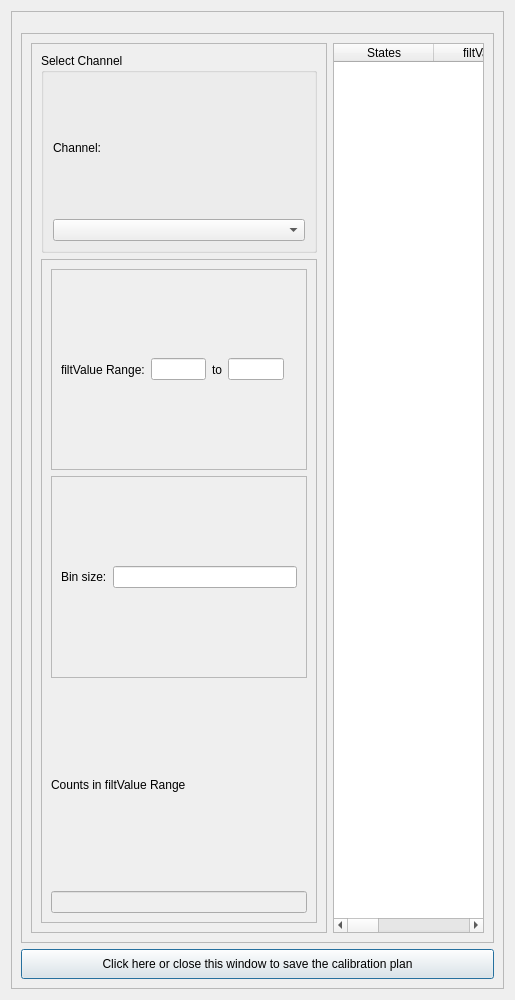
This is massGui/ui/ChannelBrowser.ui in gmondee/massGui as Qt 5 draws it before an edit. The edited form follows.
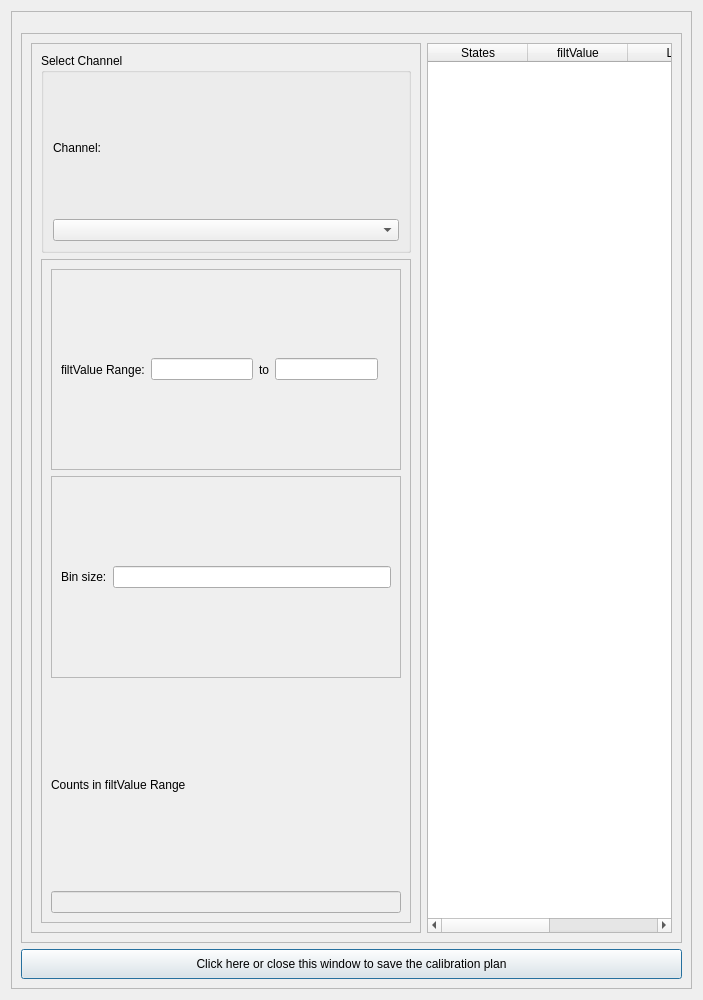
This is the edited form. Custom widgets are drawn as their Qt base class.

Commit message:
Manual energy values for calibration
You can type in the energy field for the line ID window. This energy can be passed in as a line for the mass calibration sequence.

The edit to the form file:
```diff
--- a/massGui/ui/ChannelBrowser.ui
+++ b/massGui/ui/ChannelBrowser.ui
@@ -6,7 +6,7 @@
    <rect>
     <x>0</x>
     <y>0</y>
-    <width>515</width>
+    <width>703</width>
     <height>1000</height>
    </rect>
   </property>
@@ -238,7 +238,7 @@
           <widget class="QTableWidget" name="table">
            <property name="minimumSize">
             <size>
-             <width>0</width>
+             <width>200</width>
              <height>100</height>
             </size>
            </property>
@@ -265,7 +265,7 @@
            </column>
            <column>
             <property name="text">
-             <string>Energy</string>
+             <string>Energy (eV)</string>
             </property>
            </column>
           </widget>
```
The commit also changes 3 other files.
